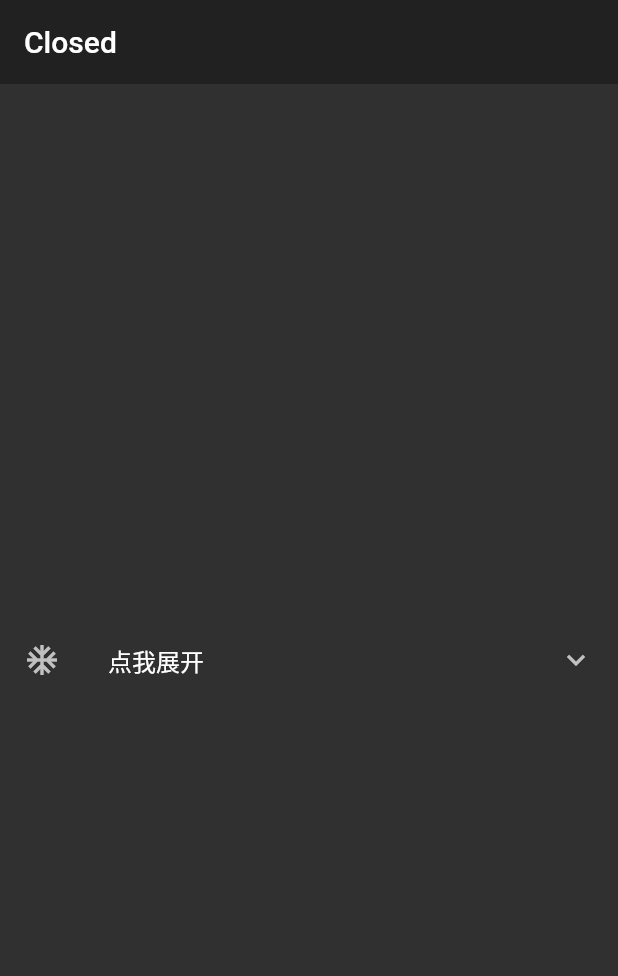
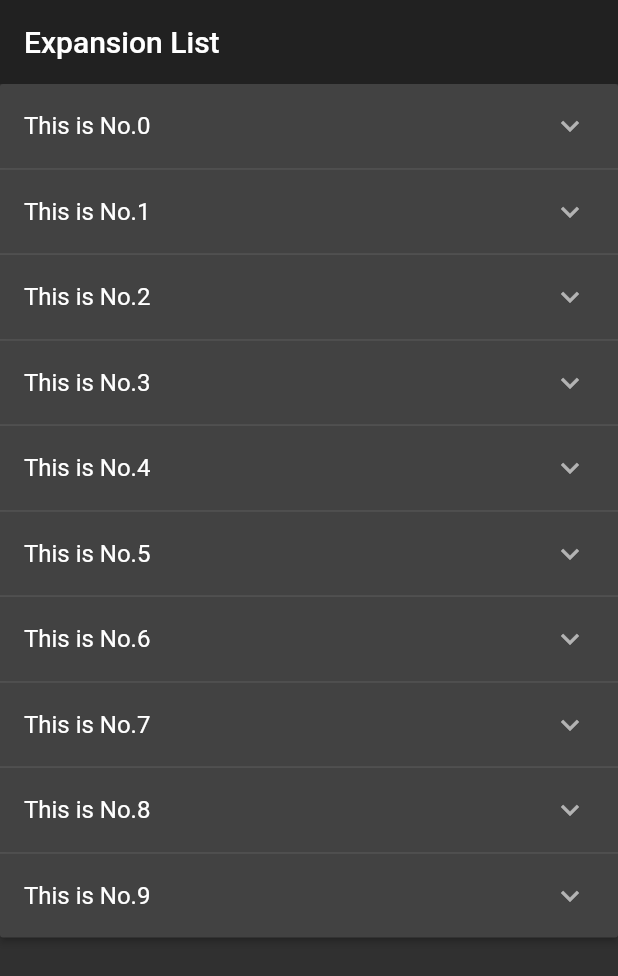
Before and after one commit to ReverseScale/FlutterDemo, a Flutter app: the screen it shows after launch, on a phone screen of 412 x 824 dp. Shown: the top 976 px of the screen. Run offline on Flutter 3.47's test engine with Material 2 defaults, Android fonts, the phone set to English and light mode, and no system bars; our stand-ins replace dio, fluro, rxdart, shared_preferences, sqflite; missing offline and left inert: flutter_calendar; accounts and stored records are empty.

Commit message:
✨:Introducing new features for ExpansionList.

```diff
--- a/hello_flutter_app/lib/ExpansionApp/root.dart
+++ b/hello_flutter_app/lib/ExpansionApp/root.dart
@@ -6,11 +6,78 @@ class ExpansionApp extends StatelessWidget {
     return MaterialApp(
       title: 'Closed',
       theme: ThemeData.dark(),
-      home: ExpansionHome(),
+      home: ExpansionListHome(),
     );
   }
 }
 
+class ExpansionStateBean {
+  var isOpen;
+  var index;
+  ExpansionStateBean(this.index, this.isOpen);
+}
+
+// 列表 Expansion
+class ExpansionListHome extends StatefulWidget {
+  @override
+  _ExpansionListHomeState createState() => _ExpansionListHomeState();
+}
+
+class _ExpansionListHomeState extends State<ExpansionListHome> {
+  List<int> mList;
+  List<ExpansionStateBean> expandStateList;
+
+  _ExpansionListHomeState() {
+    mList = new List();
+    expandStateList = new List();
+
+    for (int i = 0; i < 10; i++) {
+      mList.add(i);
+      expandStateList.add(ExpansionStateBean(i, false));
+    }
+  }
+
+  _setCurrentIndex(int index, isExpand) {
+    setState(() {
+      expandStateList.forEach((item) {
+        if (item.index == index) {
+          item.isOpen = !isExpand;
+        }
+      });
+    });
+  }
+
+  @override
+  Widget build(BuildContext context) {
+    return Scaffold(
+      appBar: AppBar(
+        title: Text('Expansion List'),
+        elevation: 0.0,
+      ),
+      body: SingleChildScrollView(
+        child: ExpansionPanelList(
+          expansionCallback: (index, bol) {
+            _setCurrentIndex(index,bol);
+          },
+          children: mList.map((index) {
+            return ExpansionPanel(
+                headerBuilder: (context, isExpanded) {
+                  return ListTile(
+                    title: Text('This is No.$index'),
+                  );
+                },
+                body: ListTile(
+                  title: Text('你看到我拉🌶🌶🌶$index'),
+                ),
+                isExpanded: expandStateList[index].isOpen);
+          }).toList(),
+        ),
+      ),
+    );
+  }
+}
+
+// 单条 Expansion
 class ExpansionHome extends StatefulWidget {
   @override
   _ExpansionHomeState createState() => _ExpansionHomeState();
```
